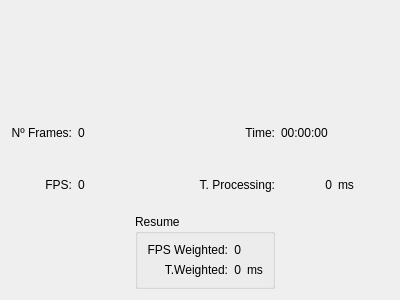
First picture: the form in Implementation/src/view/gui/widgets/BenchmarkingWidget.ui, repository eBabiano/TegraK1_Performance, before the edit.
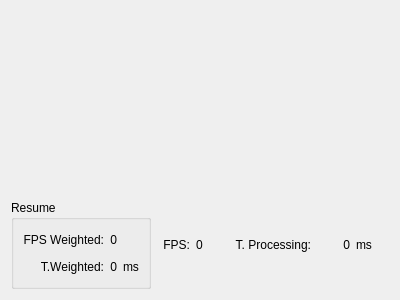
Second picture: the form after the edit. Custom widgets are drawn as their Qt base class.

Commit message: FPS plot added, ModifyAlgorithmParameters use case updated

What changed in the file:
```diff
--- a/Implementation/src/view/gui/widgets/BenchmarkingWidget.ui
+++ b/Implementation/src/view/gui/widgets/BenchmarkingWidget.ui
@@ -10,52 +10,40 @@
     <height>300</height>
    </rect>
   </property>
+  <property name="sizePolicy">
+   <sizepolicy hsizetype="Expanding" vsizetype="Expanding">
+    <horstretch>0</horstretch>
+    <verstretch>0</verstretch>
+   </sizepolicy>
+  </property>
   <property name="windowTitle">
    <string>Dialog</string>
   </property>
   <layout class="QGridLayout" name="gridLayout">
-   <item row="5" column="4">
-    <widget class="QLabel" name="ms2">
-     <property name="text">
-      <string>ms</string>
-     </property>
-    </widget>
-   </item>
-   <item row="4" column="1">
-    <widget class="QLabel" name="numFrames">
-     <property name="text">
-      <string>0</string>
-     </property>
-    </widget>
-   </item>
-   <item row="4" column="0">
-    <widget class="QLabel" name="framesLabel">
-     <property name="text">
-      <string>Nº Frames:</string>
-     </property>
-     <property name="alignment">
-      <set>Qt::AlignRight|Qt::AlignTrailing|Qt::AlignVCenter</set>
-     </property>
-    </widget>
-   </item>
-   <item row="5" column="1">
-    <widget class="QLabel" name="fps">
-     <property name="text">
-      <string>0</string>
-     </property>
-    </widget>
-   </item>
-   <item row="5" column="3">
-    <widget class="QLabel" name="tpProccesing">
-     <property name="text">
-      <string>0</string>
-     </property>
-     <property name="alignment">
-      <set>Qt::AlignRight|Qt::AlignTrailing|Qt::AlignVCenter</set>
-     </property>
-    </widget>
+   <item row="0" column="2">
+    <layout class="QVBoxLayout" name="verticalLayout">
+     <item>
+      <widget class="QCustomPlot" name="plotTimeWidget" native="true">
+       <property name="sizePolicy">
+        <sizepolicy hsizetype="Preferred" vsizetype="Preferred">
+         <horstretch>0</horstretch>
+         <verstretch>0</verstretch>
+        </sizepolicy>
+       </property>
+       <property name="maximumSize">
+        <size>
+         <width>800</width>
+         <height>400</height>
+        </size>
+       </property>
+       <zorder>plotFPSWidget</zorder>
+      </widget>
+     </item>
+    </layout>
    </item>
    <item row="6" column="2">
+    <layout class="QHBoxLayout" name="horizontalLayout_2">
+     <item>
     <widget class="QGroupBox" name="speedUpGroupBox">
      <property name="title">
       <string>Resume</string>
@@ -117,17 +105,7 @@
      </layout>
     </widget>
    </item>
-   <item row="5" column="2">
-    <widget class="QLabel" name="tpProcessingLabel">
-     <property name="text">
-      <string>T. Processing:</string>
-     </property>
-     <property name="alignment">
-      <set>Qt::AlignRight|Qt::AlignTrailing|Qt::AlignVCenter</set>
-     </property>
-    </widget>
-   </item>
-   <item row="5" column="0">
+     <item>
     <widget class="QLabel" name="fpsLabel">
      <property name="text">
       <string>FPS:</string>
@@ -137,34 +115,47 @@
      </property>
     </widget>
    </item>
-   <item row="4" column="2">
-    <widget class="QLabel" name="timeLabel">
+     <item>
+      <widget class="QLabel" name="fps">
      <property name="text">
-      <string>Time:</string>
-     </property>
+        <string>0</string>
+       </property>
+      </widget>
+     </item>
+     <item>
+      <widget class="QLabel" name="tpProcessingLabel">
+       <property name="text">
+        <string>T. Processing:</string>
+       </property>
      <property name="alignment">
       <set>Qt::AlignRight|Qt::AlignTrailing|Qt::AlignVCenter</set>
      </property>
     </widget>
    </item>
-   <item row="4" column="3">
-    <widget class="QLabel" name="time">
+     <item>
+      <widget class="QLabel" name="tpProccesing">
      <property name="text">
-      <string>00:00:00</string>
-     </property>
-    </widget>
-   </item>
-   <item row="2" column="0" rowspan="2" colspan="5">
-    <widget class="QCustomPlot" name="plotWidget" native="true">
-     <property name="sizePolicy">
-      <sizepolicy hsizetype="Preferred" vsizetype="Preferred">
-       <horstretch>0</horstretch>
-       <verstretch>0</verstretch>
-      </sizepolicy>
-     </property>
+        <string>0</string>
+       </property>
+       <property name="alignment">
+        <set>Qt::AlignRight|Qt::AlignTrailing|Qt::AlignVCenter</set>
+       </property>
+      </widget>
+     </item>
+     <item>
+      <widget class="QLabel" name="ms2">
+       <property name="text">
+        <string>ms</string>
+       </property>
+      </widget>
+     </item>
+    </layout>
+   </item>
+   <item row="1" column="2">
+    <widget class="QCustomPlot" name="plotFPSWidget" native="true">
      <property name="maximumSize">
       <size>
-       <width>500</width>
+       <width>800</width>
        <height>400</height>
       </size>
      </property>
```
Left out of the diff: 74 changed lines with no effect on the pictures. Lines whose indentation alone changed are shown as unchanged. The commit also changes 219 other files.
